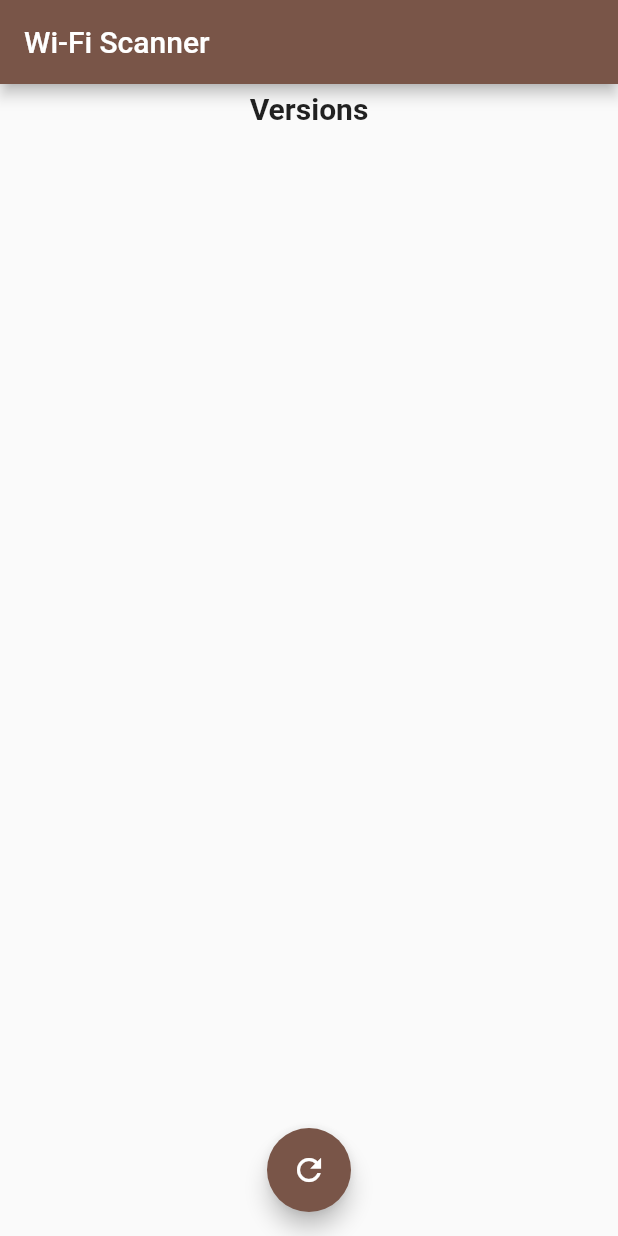
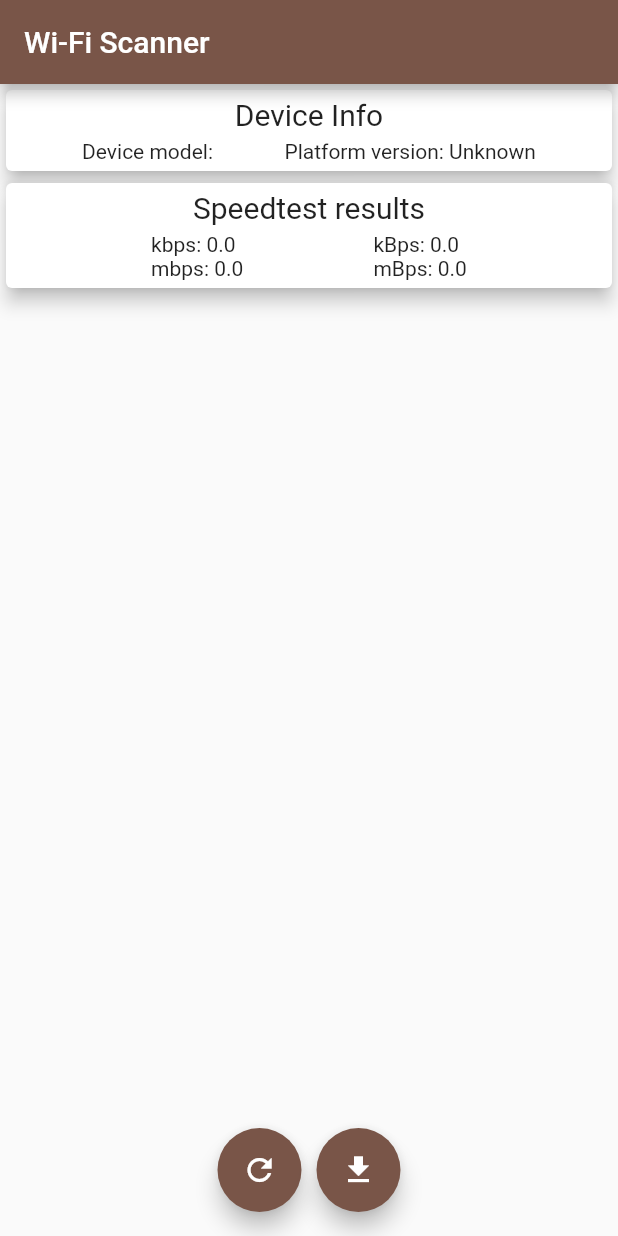
Before and after one commit to Deep27/wifi-scanner, a Flutter app: the screen it shows after launch, on a phone screen of 412 x 824 dp. Run offline on Flutter 3.47's test engine with Material 2 defaults, Android fonts, the phone set to English and light mode, and no system bars; our stand-ins replace device_info, logger; missing offline and left inert: simple_permissions.

Commit message:
Updated UI, getting device info and speedtest results.

```diff
--- /dev/null
+++ b/lib/widget/deviceinfo.dart
@@ -0,0 +1,36 @@
+import 'package:flutter/material.dart';
+
+class DeviceInfoWidget extends StatelessWidget {
+  final String _deviceModel;
+  final String _platformVersion;
+
+  DeviceInfoWidget(this._deviceModel, this._platformVersion);
+
+  @override
+  Widget build(BuildContext context) {
+    return Card(
+      elevation: 5,
+      child: Container(
+        padding: EdgeInsets.symmetric(vertical: 5, horizontal: 10),
+        child: Column(
+          children: <Widget>[
+            Container(
+              padding: EdgeInsets.only(bottom: 5),
+              child: Text(
+                'Device Info',
+                style: TextStyle(fontSize: 20),
+              ),
+            ),
+            Row(
+              mainAxisAlignment: MainAxisAlignment.spaceEvenly,
+              children: <Widget>[
+                Text('Device model: $_deviceModel'),
+                Text('Platform version: $_platformVersion')
+              ],
+            )
+          ],
+        ),
+      ),
+    );
+  }
+}
--- /dev/null
+++ b/lib/widget/speedtest.dart
@@ -0,0 +1,47 @@
+import 'package:flutter/material.dart';
+
+class SpeedtestWidget extends StatelessWidget {
+  final Map<String, double> _results;
+
+  SpeedtestWidget(this._results);
+
+  @override
+  Widget build(BuildContext context) {
+    return Card(
+      elevation: 5,
+      child: Container(
+        padding: EdgeInsets.symmetric(vertical: 5, horizontal: 10),
+        child: Column(
+          children: <Widget>[
+            Container(
+              padding: EdgeInsets.only(bottom: 5),
+              child: Text(
+                'Speedtest results',
+                style: TextStyle(fontSize: 20),
+              ),
+            ),
+            Row(
+              mainAxisAlignment: MainAxisAlignment.spaceEvenly,
+              children: <Widget>[
+                Column(
+                  crossAxisAlignment: CrossAxisAlignment.start,
+                  children: <Widget>[
+                    Text('kbps: ${_results['kilobits']}'),
+                    Text('mbps: ${_results['megabits']}')
+                  ],
+                ),
+                Column(
+                  crossAxisAlignment: CrossAxisAlignment.start,
+                  children: <Widget>[
+                    Text('kBps: ${_results['kilobytes']}'),
+                    Text('mBps: ${_results['megabytes']}')
+                  ],
+                ),
+              ],
+            ),
+          ],
+        ),
+      ),
+    );
+  }
+}
--- a/lib/widget/spots_page.dart
+++ b/lib/widget/spots_page.dart
@@ -1,9 +1,12 @@
+import 'package:device_info/device_info.dart';
 import 'package:flutter/material.dart';
 import 'package:flutter/services.dart';
 import 'package:logger/logger.dart';
 import 'package:simple_permissions/simple_permissions.dart';
 import 'package:wifi_scanner/model/spot_data.dart';
 import 'package:wifi_scanner/permission_handler.dart';
+import 'package:wifi_scanner/widget/deviceinfo.dart';
+import 'package:wifi_scanner/widget/speedtest.dart';
 import 'package:wifi_scanner/widget/spot_item/spot_list_item.dart';
 
 final Logger _LOG = Logger();
@@ -14,9 +17,16 @@ class SpotsPage extends StatefulWidget {
 }
 
 class _SpotsPageState extends State<SpotsPage> {
-  static const platform = const MethodChannel('scanner/scan');
+  static const platform = const MethodChannel('network/wifi');
 
   String _platformVersion = 'Unknown';
+  final Map<String, double> _speedtestResults = {
+    'kilobits': 0,
+    'megabits': 0,
+    'kilobytes': 0,
+    'megabytes': 0
+  };
+  AndroidDeviceInfo _deviceInfo;
 
   final List<SpotData> _spotsData = [];
 
@@ -45,28 +55,44 @@ class _SpotsPageState extends State<SpotsPage> {
           .cast<Map<dynamic, dynamic>>()
           .map((r) => r.cast<String, dynamic>())
           .toList();
+      setState(() {
+        _spotsData.clear();
+        _spotsData.addAll(SpotData.fromResults(scanResults));
+      });
     } on PlatformException {
       _LOG.e('Error');
       scanResults.clear();
     }
+  }
 
+  void _speedtest() async {
+    Map<String, double> speedtestResults;
+    try {
+      speedtestResults = await platform.invokeMapMethod('speedtest');
       setState(() {
-      _spotsData.clear();
-      _spotsData.addAll(SpotData.fromResults(scanResults));
+        _speedtestResults.clear();
+        _speedtestResults.addAll(speedtestResults);
       });
+    } on PlatformException {
+      _LOG.e('Error');
+    }
+    _LOG.i('SpeedTest results: ${speedtestResults.toString()}');
   }
 
   @override
   void initState() {
     super.initState();
     _initPlatformState();
+    _getDeviceInfo();
   }
 
-  // _getDeviceInfo() async {
-  //   DeviceInfoPlugin deviceInfo = DeviceInfoPlugin();
-  //   AndroidDeviceInfo adf = await deviceInfo.androidInfo;
-  //   return adf.model;
-  // }
+  _getDeviceInfo() async {
+    DeviceInfoPlugin deviceInfo = DeviceInfoPlugin();
+    AndroidDeviceInfo adf = await deviceInfo.androidInfo;
+    setState(() {
+      _deviceInfo = adf;
+    });
+  }
 
   @override
   Widget build(BuildContext context) {
@@ -76,18 +102,8 @@ class _SpotsPageState extends State<SpotsPage> {
       ),
       body: Column(
         children: <Widget>[
-          Container(
-            padding: EdgeInsets.symmetric(vertical: 5, horizontal: 10),
-            width: double.infinity,
-            alignment: Alignment.center,
-            child: Text(
-              'Versions',
-              style: TextStyle(
-                fontSize: 20,
-                fontWeight: FontWeight.bold,
-              ),
-            ),
-          ),
+          DeviceInfoWidget('${_deviceInfo.brand} ${_deviceInfo.model}', _platformVersion),
+          SpeedtestWidget(_speedtestResults),
           Expanded(
             child: Container(
               width: double.infinity,
@@ -100,8 +116,12 @@ class _SpotsPageState extends State<SpotsPage> {
         ],
       ),
       floatingActionButtonLocation: FloatingActionButtonLocation.centerFloat,
-      floatingActionButton: FloatingActionButton(
+      floatingActionButton: Row(
+        mainAxisAlignment: MainAxisAlignment.center,
+        children: <Widget>[
+          FloatingActionButton(
             child: Icon(Icons.refresh),
+            tooltip: 'scan networks',
             onPressed: () async {
               var accessFineLocationPermissionGranted =
                   await PermissionHandler.checkPermission(
@@ -112,7 +132,16 @@ class _SpotsPageState extends State<SpotsPage> {
                 await PermissionHandler.requestPermission(
                     Permission.AccessFineLocation);
               }
-          }),
+            },
+          ),
+          SizedBox(width: 10),
+          FloatingActionButton(
+            child: Icon(Icons.file_download),
+            tooltip: 'speedtest',
+            onPressed: _speedtest,
+          ),
+        ],
+      ),
     );
   }
 }
--- a/pubspec.yaml
+++ b/pubspec.yaml
@@ -8,7 +8,7 @@ environment:
 
 dependencies:
   cupertino_icons: ^0.1.2
-  # device_info: ^0.4.1
+  device_info: 0.4.0+1
   equatable: ^0.6.1
   flutter:
     sdk: flutter
```
Also changed, not shown: pubspec.lock, 4 other files. Lines whose indentation alone changed are shown as unchanged.
